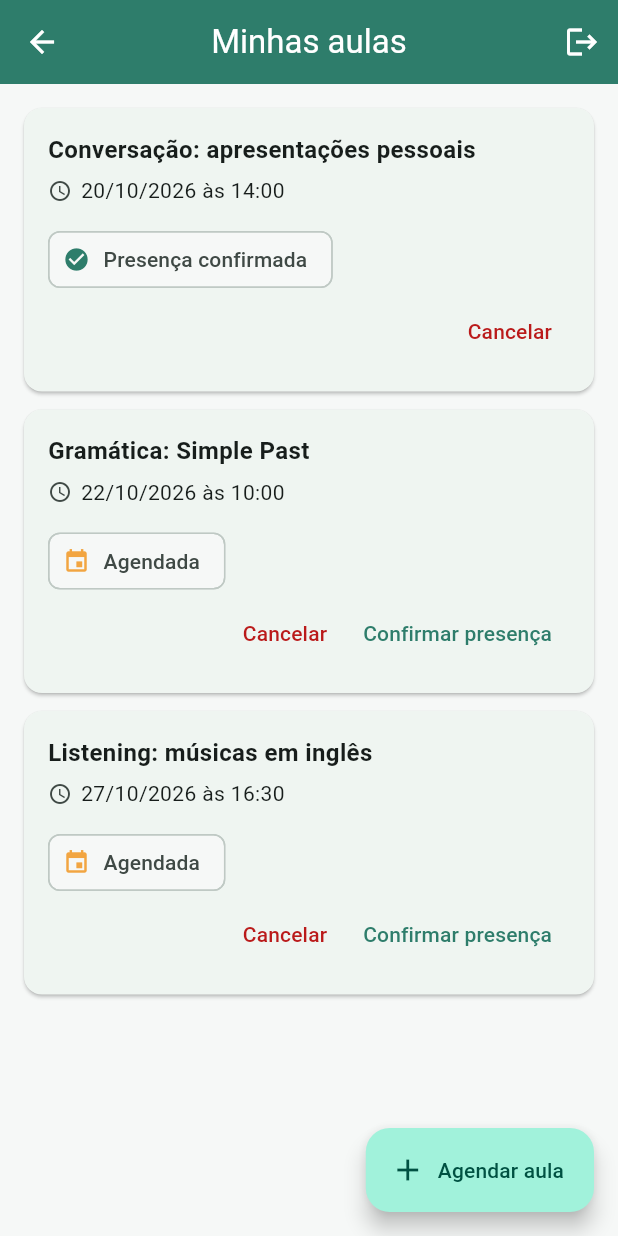
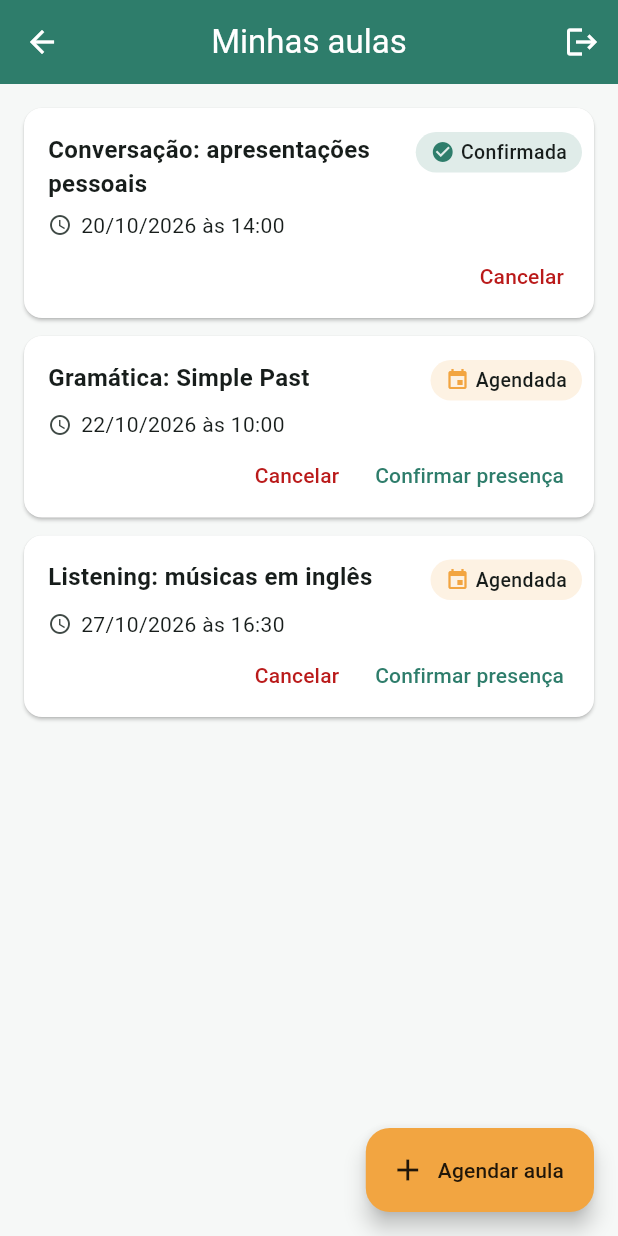
Before and after one commit to ricardo-rals/fluentpath, a Flutter app: the TelaMinhasAulas screen opened by its route, on a phone screen of 412 x 824 dp. Run offline on Flutter 3.47's test engine with Material 3 defaults, Android fonts, the phone set to English and light mode, and no system bars; our stand-ins replace shared_preferences; accounts and stored records are empty.

Commit message:
docs: finaliza README e ajustes visuais

```diff
--- a/lib/main.dart
+++ b/lib/main.dart
@@ -54,8 +54,18 @@ class FluentPathApp extends StatelessWidget {
         centerTitle: true,
       ),
       cardTheme: CardThemeData(
+        color: Colors.white,
+        surfaceTintColor: Colors.transparent,
         elevation: 1,
         margin: const EdgeInsets.symmetric(horizontal: 16, vertical: 6),
+        shape: RoundedRectangleBorder(borderRadius: BorderRadius.circular(12)),
+      ),
+      floatingActionButtonTheme: FloatingActionButtonThemeData(
+        backgroundColor: cores.secondary,
+        foregroundColor: Colors.black87,
+      ),
+      snackBarTheme: SnackBarThemeData(
+        behavior: SnackBarBehavior.floating,
         shape: RoundedRectangleBorder(borderRadius: BorderRadius.circular(12)),
       ),
       elevatedButtonTheme: ElevatedButtonThemeData(
@@ -68,7 +78,18 @@ class FluentPathApp extends StatelessWidget {
           ),
         ),
       ),
+      outlinedButtonTheme: OutlinedButtonThemeData(
+        style: OutlinedButton.styleFrom(
+          backgroundColor: Colors.white,
+          minimumSize: const Size.fromHeight(48),
+          shape: RoundedRectangleBorder(
+            borderRadius: BorderRadius.circular(12),
+          ),
+        ),
+      ),
       inputDecorationTheme: InputDecorationTheme(
+        filled: true,
+        fillColor: Colors.white,
         border: OutlineInputBorder(borderRadius: BorderRadius.circular(12)),
       ),
     );
--- a/lib/widgets/card_aula.dart
+++ b/lib/widgets/card_aula.dart
@@ -36,13 +36,25 @@ class CardAula extends StatelessWidget {
 
     return Card(
       child: Padding(
-        padding: const EdgeInsets.all(16),
+        padding: const EdgeInsets.fromLTRB(16, 16, 8, 4),
         child: Column(
           crossAxisAlignment: CrossAxisAlignment.start,
           children: [
-            Text(
-              aula.titulo,
-              style: const TextStyle(fontSize: 16, fontWeight: FontWeight.w600),
+            Row(
+              crossAxisAlignment: CrossAxisAlignment.start,
+              children: [
+                Expanded(
+                  child: Text(
+                    aula.titulo,
+                    style: const TextStyle(
+                      fontSize: 16,
+                      fontWeight: FontWeight.w600,
+                    ),
+                  ),
+                ),
+                const SizedBox(width: 8),
+                _Status(confirmada: confirmada),
+              ],
             ),
             const SizedBox(height: 6),
             Row(
@@ -51,15 +63,6 @@ class CardAula extends StatelessWidget {
                 const SizedBox(width: 6),
                 Text(formatarData(aula.data)),
               ],
-            ),
-            const SizedBox(height: 12),
-            Chip(
-              avatar: Icon(
-                confirmada ? Icons.check_circle : Icons.event,
-                size: 18,
-                color: confirmada ? cores.primary : cores.secondary,
-              ),
-              label: Text(confirmada ? 'Presença confirmada' : 'Agendada'),
             ),
             Row(
               mainAxisAlignment: MainAxisAlignment.end,
@@ -82,3 +85,39 @@ class CardAula extends StatelessWidget {
     );
   }
 }
+
+class _Status extends StatelessWidget {
+  final bool confirmada;
+
+  const _Status({required this.confirmada});
+
+  @override
+  Widget build(BuildContext context) {
+    final cores = Theme.of(context).colorScheme;
+
+    final cor = confirmada ? cores.primary : cores.secondary;
+
+    return Container(
+      padding: const EdgeInsets.symmetric(horizontal: 10, vertical: 4),
+      decoration: BoxDecoration(
+        color: cor.withValues(alpha: 0.15),
+        borderRadius: BorderRadius.circular(20),
+      ),
+      child: Row(
+        mainAxisSize: MainAxisSize.min,
+        children: [
+          Icon(
+            confirmada ? Icons.check_circle : Icons.event,
+            size: 16,
+            color: cor,
+          ),
+          const SizedBox(width: 4),
+          Text(
+            confirmada ? 'Confirmada' : 'Agendada',
+            style: const TextStyle(fontSize: 13, fontWeight: FontWeight.w500),
+          ),
+        ],
+      ),
+    );
+  }
+}
```
Also changed, not shown: 1 other file.
